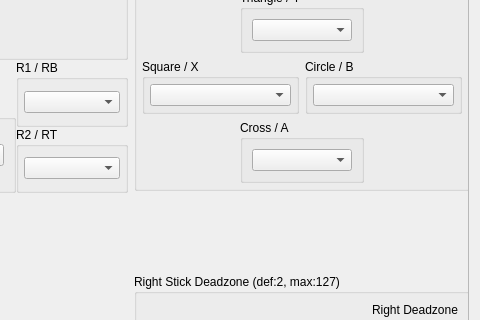
Old version of the form src/qt_gui/control_settings.ui in the repository rainmakerv3/shadPS4; both pictures show x 563 to 1043 and y 85 to 405 of the 1043 by 792 pixel window.
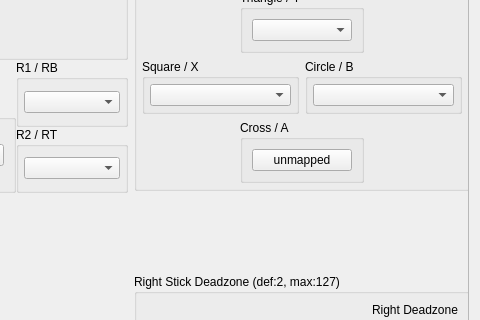
New version of the form. Icons and pictures are not drawn.

Patch:
```diff
--- a/src/qt_gui/control_settings.ui
+++ b/src/qt_gui/control_settings.ui
@@ -33,8 +33,8 @@
        <rect>
         <x>0</x>
         <y>0</y>
-        <width>1019</width>
-        <height>732</height>
+        <width>1023</width>
+        <height>742</height>
        </rect>
       </property>
       <widget class="QWidget" name="layoutWidget">
@@ -1223,7 +1223,11 @@
                   </property>
                   <layout class="QVBoxLayout" name="verticalLayout_5">
                    <item>
-                    <widget class="QComboBox" name="ABox"/>
+                    <widget class="QPushButton" name="CrossButton">
+                     <property name="text">
+                      <string>unmapped</string>
+                     </property>
+                    </widget>
                    </item>
                   </layout>
                  </widget>
```
Left out of the diff: 2 changed lines with no effect on the pictures.
